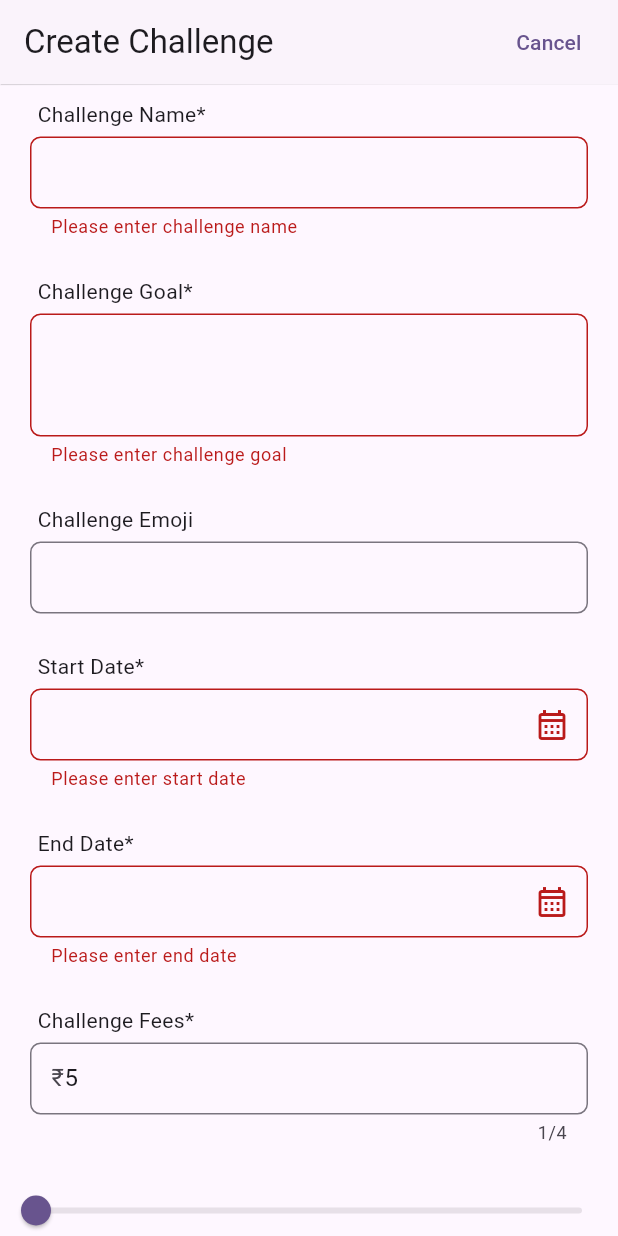
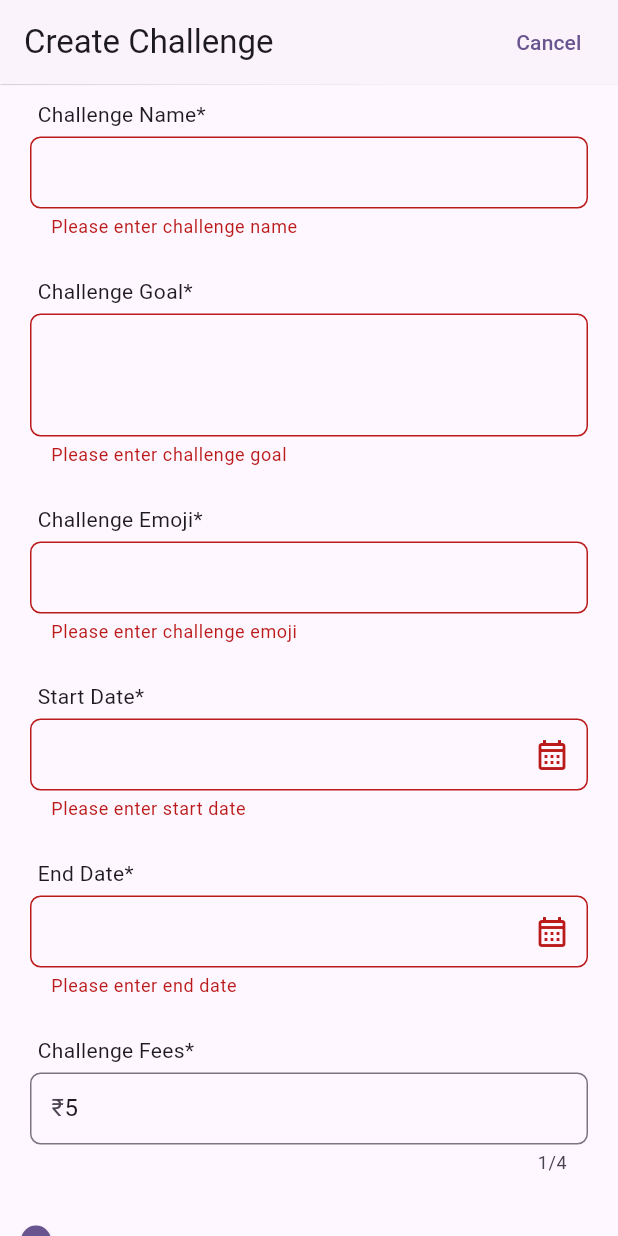
Before and after one commit to vanderduse/skillspe-Flutter-, a Flutter app: the CreateChallengeScreen screen opened directly, after a tap on "Create Challenge", on a phone screen of 412 x 824 dp. Run offline on Flutter 3.47's test engine with Material 2 defaults, Android fonts, the light colour scheme and no system bars; our stand-ins replace auto_size_text, bloc, country_code_picker, dio, dots_indicator, flutter_bloc and 2 more; statements that could not run were skipped.

Commit message:
feature: Done with create challenge api implementation

```diff
--- /dev/null
+++ b/lib/models/base_reponse_model.dart
@@ -0,0 +1,34 @@
+import 'package:json_annotation/json_annotation.dart';
+
+@JsonSerializable(explicitToJson: true, genericArgumentFactories: true)
+class BaseResponseModel<T> {
+  String message;
+  T? data;
+
+  BaseResponseModel({required this.message, this.data});
+
+  factory BaseResponseModel.fromJson(
+          Map<String, dynamic> json, T? Function(Object? json)? fromJsonT) =>
+      _$BaseResponseModelFromJson(json, fromJsonT);
+
+  Map<String, dynamic> toJson(Object Function(T value) toJsonT) =>
+      _$BaseResponseModelToJson(this, toJsonT);
+}
+
+BaseResponseModel<T> _$BaseResponseModelFromJson<T>(
+  Map<String, dynamic> json,
+  T? Function(Object? json)? fromJsonT,
+) =>
+    BaseResponseModel<T>(
+      message: json['message'] as String,
+      data: fromJsonT!(json['data']),
+    );
+
+Map<String, dynamic> _$BaseResponseModelToJson<T>(
+  BaseResponseModel<T> instance,
+  Object? Function(T value) toJsonT,
+) =>
+    <String, dynamic>{
+      'message': instance.message,
+      'data': toJsonT(instance.data as T),
+    };
--- a/lib/network/api_client.dart
+++ b/lib/network/api_client.dart
@@ -7,6 +7,10 @@ class ApiClient {
   static Dio createDio() {
     var dio = Dio(BaseOptions(
       baseUrl: BASE_URL,
+      headers: {
+        'Accept': 'application/json',
+        'Content-Type': 'application/json'
+      },
       receiveDataWhenStatusError: true,
       receiveTimeout: const Duration(seconds: 60 * 1000),
       connectTimeout: const Duration(seconds: 60 * 1000),
--- a/lib/screens/create_challenge/bloc/create_challenge_bloc.dart
+++ b/lib/screens/create_challenge/bloc/create_challenge_bloc.dart
@@ -3,18 +3,28 @@ import 'dart:async';
 import 'package:bloc/bloc.dart';
 import 'package:meta/meta.dart';
 import 'package:skills_pe/screens/create_challenge/models/create_challenge_request.dart';
+import 'package:skills_pe/screens/create_challenge/repository/create_challenge_repository.dart';
 part 'create_challenge_event.dart';
 part 'create_challenge_state.dart';
 
 class CreateChallengeBloc
     extends Bloc<CreateChallengeEvent, CreateChallengeState> {
-  CreateChallengeBloc() : super(CreateChallengeInitialState()) {
+  final CreateChallengeRepository _challengeRepository;
+  CreateChallengeBloc(this._challengeRepository)
+      : super(CreateChallengeInitialState()) {
     on<CreateChallengeButtonClickedEvent>(createChallengeButtonClickedEvent);
   }
 
   FutureOr<void> createChallengeButtonClickedEvent(
       CreateChallengeButtonClickedEvent event,
-      Emitter<CreateChallengeState> emit) {
+      Emitter<CreateChallengeState> emit) async {
     emit(CreateChallengeLoadingState());
+    var res = await _challengeRepository.createChallenge(
+        createChallengeRequest: event.createChallengeRequest);
+    if (res!.data == null) {
+      emit(CreateChallengeFailureState(errorMessage: res.message));
+    } else {
+      emit(CreateChallengeSuccessState(successMessage: res.message));
+    }
   }
 }
--- a/lib/screens/create_challenge/bloc/create_challenge_state.dart
+++ b/lib/screens/create_challenge/bloc/create_challenge_state.dart
@@ -7,6 +7,12 @@ class CreateChallengeInitialState extends CreateChallengeState {}
 
 class CreateChallengeLoadingState extends CreateChallengeState {}
 
-class CreateChallengeSuccessState extends CreateChallengeState {}
+class CreateChallengeSuccessState extends CreateChallengeState {
+  final String successMessage;
+  CreateChallengeSuccessState({required this.successMessage});
+}
 
-class CreateChallengeFailureState extends CreateChallengeState {}
+class CreateChallengeFailureState extends CreateChallengeState {
+  final String errorMessage;
+  CreateChallengeFailureState({required this.errorMessage});
+}
--- a/lib/screens/create_challenge/models/create_challenge_request.dart
+++ b/lib/screens/create_challenge/models/create_challenge_request.dart
@@ -1,16 +1,31 @@
+import 'package:json_annotation/json_annotation.dart';
+part 'create_challenge_request.g.dart';
+
+@JsonSerializable()
 class CreateChallengeRequest {
-  String challengeName = "";
-  String challengeGoal;
-  String challengeEmoji;
-  String startDate;
-  String endDate;
-  int challengeFees;
+  String? title = "";
+  String? description = "";
+  @JsonKey(name: "challenge_emoji")
+  String? challengeEmoji = "";
+  bool? public = true;
+  @JsonKey(name: "start_time")
+  String? startTime = "";
+  @JsonKey(name: "end_time")
+  String? endTime = "";
+  String category = "TOURNAMENT";
+  @JsonKey(name: "participation_fee")
+  int? participationFee = 5;
 
   CreateChallengeRequest(
-      {this.challengeName = "",
-      this.challengeGoal = "",
-      this.challengeEmoji = "",
-      this.startDate = "",
-      this.endDate = "",
-      this.challengeFees = 5});
+      {this.title,
+      this.description,
+      this.challengeEmoji,
+      this.public = true,
+      this.startTime,
+      this.endTime,
+      this.participationFee});
+
+  factory CreateChallengeRequest.fromJson(Map<String, dynamic> json) =>
+      _$CreateChallengeRequestFromJson(json);
+  Map<String, dynamic> toJson() => _$CreateChallengeRequestToJson(this);
 }
--- /dev/null
+++ b/lib/screens/create_challenge/models/create_challenge_response.dart
@@ -0,0 +1,80 @@
+class CreateChallengeResponse {
+  String? id;
+  String? createdBy;
+  String? updatedBy;
+  String? createdAt;
+  String? updatedAt;
+  String? title;
+  String? description;
+  String? challengeEmoji;
+  bool? public;
+  String? startTime;
+  String? endTime;
+  double? prizeAmount;
+  String? results;
+  String? category;
+  String? status;
+  String? challengeInfo;
+  double? participationFee;
+
+  CreateChallengeResponse(
+      {this.id,
+      this.createdBy,
+      this.updatedBy,
+      this.createdAt,
+      this.updatedAt,
+      this.title,
+      this.description,
+      this.challengeEmoji,
+      this.public,
+      this.startTime,
+      this.endTime,
+      this.prizeAmount,
+      this.results,
+      this.category,
+      this.status,
+      this.challengeInfo,
+      this.participationFee});
+
+  CreateChallengeResponse.fromJson(Map<String, dynamic> json) {
+    id = json['_id'];
+    createdBy = json['created_by'];
+    updatedBy = json['updated_by'];
+    createdAt = json['created_at'];
+    updatedAt = json['updated_at'];
+    title = json['title'];
+    description = json['description'];
+    challengeEmoji = json['challenge_emoji'];
+    public = json['public'];
+    startTime = json['start_time'];
+    endTime = json['end_time'];
+    prizeAmount = json['prize_amount'];
+    results = json['results'];
+    category = json['category'];
+    status = json['status'];
+    challengeInfo = json['challenge_info'];
+    participationFee = json['participation_fee'];
+  }
+
+  Map<String, dynamic> toJson() {
+    final Map<String, dynamic> data = <String, dynamic>{};
+    data['_id'] = id;
+    data['created_by'] = createdBy;
+    data['updated_by'] = updatedBy;
+    data['created_at'] = createdAt;
+    data['updated_at'] = updatedAt;
+    data['title'] = title;
+    data['description'] = description;
+    data['challenge_emoji'] = challengeEmoji;
+    data['public'] = public;
+    data['start_time'] = startTime;
+    data['end_time'] = endTime;
+    data['prize_amount'] = prizeAmount;
+    data['results'] = results;
+    data['category'] = category;
+    data['status'] = status;
+    data['challenge_info'] = challengeInfo;
+    data['participation_fee'] = participationFee;
+    return data;
+  }
+}
--- a/lib/screens/create_challenge/ui/create_challenge_screen.dart
+++ b/lib/screens/create_challenge/ui/create_challenge_screen.dart
@@ -1,13 +1,12 @@
-import 'dart:ffi';
-
 import 'package:flutter/material.dart';
 import 'package:flutter_bloc/flutter_bloc.dart';
-import 'package:intl/intl.dart';
 import 'package:skills_pe/screens/create_challenge/bloc/create_challenge_bloc.dart';
 import 'package:skills_pe/screens/create_challenge/models/create_challenge_request.dart';
+import 'package:skills_pe/screens/create_challenge/repository/create_challenge_repository.dart';
 import 'package:skills_pe/sharedWidgets/app_bar_widget.dart';
 import 'package:skills_pe/utility/constants.dart';
 import 'package:skills_pe/screens/create_challenge/ui/text_form_field_widget.dart';
+import 'package:skills_pe/utility/date_utility.dart';
 import 'package:skills_pe/utility/utility.dart';
 
 class CreateChallengeScreen extends StatefulWidget {
@@ -24,18 +23,26 @@ class _CreateChallengeState extends State<CreateChallengeScreen> {
   @override
   Widget build(BuildContext context) {
     return Scaffold(
-        appBar: const AppBarWidget(title: createChallenge),
+        appBar: const AppBarWidget(title: CREATECHALLENGE),
         body: challengeForm());
   }
 
   Widget challengeForm() {
-    final CreateChallengeBloc createChallengeBloc = CreateChallengeBloc();
+    String selectedEndDate = "";
+    final CreateChallengeBloc createChallengeBloc =
+        CreateChallengeBloc(CreateChallengeRepository());
     CreateChallengeRequest createChallengeRequest = CreateChallengeRequest();
     return BlocConsumer(
       bloc: createChallengeBloc,
       listener: (BuildContext context, Object? state) {
         if (state is CreateChallengeLoadingState) {
           buildShowDialog(context);
+        } else if (state is CreateChallengeFailureState) {
+          Navigator.of(context).pop();
+          showSnackBar(context, (state).errorMessage);
+        } else if (state is CreateChallengeSuccessState) {
+          Navigator.of(context).pop();
+          showSnackBar(context, (state).successMessage);
         }
       },
       builder: (context, state) {
@@ -49,74 +56,85 @@ class _CreateChallengeState extends State<CreateChallengeScreen> {
                 child: Column(
                   children: [
                     TextFormFieldWidget(
-                      formLabel: challengeName,
+                      formLabel: CHALLENGENAME,
                       isRequiredField: true,
-                      onChange: (value) {
-                        createChallengeRequest.challengeName = value;
-                      },
                       validator: (value) {
                         if (value!.isEmpty) {
-                          return "Please enter challenge name";
+                          return ENTER_CHALLENGE_NAME;
+                        } else {
+                          createChallengeRequest.title = value;
                         }
                         return null;
                       },
                     ),
                     TextFormFieldWidget(
-                      formLabel: challengeGoal,
+                      formLabel: CHALLENGEGOAL,
                       isRequiredField: true,
                       maxLines: 3,
-                      onChange: (value) {
-                        createChallengeRequest.challengeGoal = value;
-                      },
                       validator: (value) {
                         if (value!.isEmpty) {
-                          return "Please enter challenge goal";
+                          return ENTER_CHALLENGE_GOAL;
+                        } else {
+                          createChallengeRequest.description = value;
                         }
                         return null;
                       },
                     ),
                     TextFormFieldWidget(
-                      formLabel: challengeEmoji,
-                      isRequiredField: false,
-                      onChange: (value) {
-                        createChallengeRequest.challengeEmoji = value;
-                      },
-                    ),
-                    TextFormFieldWidget(
-                      formLabel: startDate,
+                      formLabel: CHALLENGEEMOJI,
                       isRequiredField: true,
-                      isDateField: true,
                       validator: (value) {
                         if (value!.isEmpty) {
-                          return "Please enter start date";
-                        } else if (value.isNotEmpty &&
-                            createChallengeRequest.endDate.isNotEmpty) {
-                          DateTime startDate =
-                              DateFormat('dd/MM/yyyy').parse(value);
-                          DateTime endDate = DateFormat('dd/MM/yyyy')
-                              .parse(createChallengeRequest.endDate);
-                          if (startDate.isAfter(endDate)) {
-                            return "Start date cannot be greater than end date";
-                          }
+                          return ENTER_CHALLENGE_EMOJI;
+                        } else {
+                          createChallengeRequest.challengeEmoji = value;
                         }
                         return null;
                       },
                     ),
                     TextFormFieldWidget(
-                      formLabel: endDate,
+                      formLabel: STARTDATE,
                       isRequiredField: true,
                       isDateField: true,
                       validator: (value) {
                         if (value!.isEmpty) {
-                          return "Please enter end date";
+                          return ENTER_START_DATE;
+                        } else if (value.isNotEmpty &&
+                            selectedEndDate.isNotEmpty == true) {
+                          if (dateComparision(
+                              date1: value, date2: selectedEndDate)) {
+                            return START_DATE_END_DATE_VALIDATION;
+                          }
                         } else {
-                          createChallengeRequest.endDate = value;
+                          createChallengeRequest.startTime =
+                              convertStringDateFormat(
+                                  inputFormat: DDMMYYYY_SLASH_FORMAT,
+                                  outputFormat: YYYYMMDD_DASH_FORMAT,
+                                  dateToBeFormatted: value);
                         }
                         return null;
                       },
                     ),
                     TextFormFieldWidget(
-                      formLabel: challengeFees,
+                      formLabel: ENDDATE,
+                      isRequiredField: true,
+                      isDateField: true,
+                      validator: (value) {
+                        if (value!.isEmpty) {
+                          return ENTER_END_DATE;
+                        } else {
+                          selectedEndDate = value;
+                          createChallengeRequest.endTime =
+                              convertStringDateFormat(
+                                  inputFormat: DDMMYYYY_SLASH_FORMAT,
+                                  outputFormat: YYYYMMDD_DASH_FORMAT,
+                                  dateToBeFormatted: value);
+                        }
+                        return null;
+                      },
+                    ),
+                    TextFormFieldWidget(
+                      formLabel: CHALLENGEFEES,
                       isRequiredField: true,
                       isAmountTypeField: true,
                       challengeFees: _challengeFees,
@@ -127,14 +145,14 @@ class _CreateChallengeState extends State<CreateChallengeScreen> {
                       },
                       validator: (value) {
                         if (value!.isEmpty) {
-                          return "Please enter challenge fees";
+                          return ENTER_CHALLENGE_FEES;
                         } else if (value.isNotEmpty &&
                             int.parse(value) > 1000) {
-                          return "Challenge fees cannot be greater than 1000";
+                          return CHALLENGE_FEES_MAX_VALIDATION;
                         } else if (value.isNotEmpty && int.parse(value) < 5) {
-                          return "Challenge fees cannot be less than 5";
+                          return CHALLENGE_FEES_MIN_VALIDATION;
                         } else {
-                          createChallengeRequest.challengeFees =
+                          createChallengeRequest.participationFee =
                               int.parse(value);
                         }
                         return null;
@@ -166,13 +184,13 @@ class _CreateChallengeState extends State<CreateChallengeScreen> {
                     mainAxisAlignment: MainAxisAlignment.spaceBetween,
                     children: [
                       Text(
-                        fiveRupeesMin,
+                        FIVRUPEEMIN,
                         style: TextStyle(
                             fontSize: 11,
                             color: Color.fromARGB(253, 131, 125, 125)),
                       ),
                       Text(
-                        thousandRupeesMin,
+                        THOUSANDRUPEEMAX,
                         style: TextStyle(
                             fontSize: 11,
                             color: Color.fromARGB(253, 131, 125, 125)),
@@ -202,7 +220,7 @@ class _CreateChallengeState extends State<CreateChallengeScreen> {
                 ),
                 child: const Center(
                   child: Text(
-                    createChallenge,
+                    CREATECHALLENGE,
                     style: TextStyle(
                         color: Colors.white,
                         fontWeight: FontWeight.bold,
--- a/lib/screens/create_challenge/ui/text_form_field_widget.dart
+++ b/lib/screens/create_challenge/ui/text_form_field_widget.dart
@@ -1,6 +1,7 @@
 import 'package:intl/intl.dart';
 import 'package:flutter/material.dart';
 import 'package:skills_pe/utility/constants.dart';
+import 'package:skills_pe/utility/date_utility.dart';
 
 class TextFormFieldWidget extends StatefulWidget {
   final String formLabel;
@@ -12,7 +13,7 @@ class TextFormFieldWidget extends StatefulWidget {
   final String? Function(String?)? validator;
   final Function(String)? onChange;
 
-  TextFormFieldWidget({
+  const TextFormFieldWidget({
     super.key,
     required this.formLabel,
     required this.isRequiredField,
@@ -56,7 +57,7 @@ class _TextFormFieldWidgetState extends State<TextFormFieldWidget> {
               widget.isRequiredField
                   ? const Align(
                       alignment: Alignment.topLeft,
-                      child: Text(star),
+                      child: Text(STAR),
                     )
                   : const SizedBox.shrink(),
             ],
@@ -95,7 +96,8 @@ class _TextFormFieldWidgetState extends State<TextFormFieldWidget> {
                         if (pickedDate != null) {
                           //pickedDate output format => 2021-03-10 00:00:00.000
                           String formattedDate =
-                              DateFormat('dd/MM/yyyy').format(pickedDate);
+                              DateFormat(DDMMYYYY_SLASH_FORMAT)
+                                  .format(pickedDate);
                           setState(() {
                             _textEditingController.text =
                                 formattedDate; //set output date to TextField value.
@@ -104,7 +106,7 @@ class _TextFormFieldWidgetState extends State<TextFormFieldWidget> {
                       },
                       icon: const Icon(Icons.calendar_month_outlined))
                   : null,
-              prefix: widget.isAmountTypeField ? const Text(rupee) : null,
+              prefix: widget.isAmountTypeField ? const Text(RUPEE) : null,
               border: const OutlineInputBorder(
                   borderRadius: BorderRadius.all(Radius.circular(7))),
             ))
--- a/lib/utility/constants.dart
+++ b/lib/utility/constants.dart
@@ -1,14 +1,27 @@
+// ignore_for_file: constant_identifier_names
+
+const BASE_URL = "https://aristoteles-stg.skillspe.com";
+
 // Create Challenge Screen
-const createChallenge = "Create Challenge";
-const challengeName = "Challenge Name";
-const challengeGoal = "Challenge Goal";
-const challengeEmoji = "Challenge Emoji";
-const startDate = "Start Date";
-const endDate = "End Date";
-const challengeFees = "Challenge Fees";
-const star = "*";
-const rupee = "₹";
-const fiveRupeesMin = "₹5(Min)";
-const thousandRupeesMin = "₹1000(Max)";
-
-const BASE_URL = "https://jsonplaceholder.typicode.com";
+const CREATECHALLENGE = "Create Challenge";
+const CHALLENGENAME = "Challenge Name";
+const CHALLENGEGOAL = "Challenge Goal";
+const CHALLENGEEMOJI = "Challenge Emoji";
+const STARTDATE = "Start Date";
+const ENDDATE = "End Date";
+const CHALLENGEFEES = "Challenge Fees";
+const STAR = "*";
+const RUPEE = "₹";
+const FIVRUPEEMIN = "₹5(Min)";
+const THOUSANDRUPEEMAX = "₹1000(Max)";
+const ENTER_CHALLENGE_NAME = "Please enter challenge name";
+const ENTER_CHALLENGE_GOAL = "Please enter challenge goal";
+const ENTER_CHALLENGE_EMOJI = "Please enter challenge emoji";
+const ENTER_START_DATE = "Please enter start date";
+const ENTER_END_DATE = "Please enter end date";
+const ENTER_CHALLENGE_FEES = "Please enter challenge fees";
+const CHALLENGE_FEES_MAX_VALIDATION =
+    "Challenge fees cannot be greater than 1000";
+const CHALLENGE_FEES_MIN_VALIDATION = "Challenge fees cannot be less than 5";
+const START_DATE_END_DATE_VALIDATION =
+    "Start date cannot be greater than end date";
--- /dev/null
+++ b/lib/utility/date_utility.dart
@@ -0,0 +1,19 @@
+// ignore_for_file: constant_identifier_names
+
+import 'package:intl/intl.dart';
+
+const DDMMYYYY_SLASH_FORMAT = "dd/MM/yyyy";
+const YYYYMMDD_DASH_FORMAT = "yyyy-MM-dd";
+
+bool dateComparision({required date1, required date2}) {
+  DateTime startDate = DateFormat(DDMMYYYY_SLASH_FORMAT).parse(date1);
+  DateTime endDate = DateFormat(DDMMYYYY_SLASH_FORMAT).parse(date2);
+  return startDate.isAfter(endDate);
+}
+
+String convertStringDateFormat(
+    {required inputFormat, required outputFormat, required dateToBeFormatted}) {
+  DateTime inputDate = DateFormat("dd/MM/yyyy").parse(dateToBeFormatted);
+  String formattedDate = DateFormat("yyyy-MM-dd").format(inputDate);
+  return formattedDate;
+}
--- a/pubspec.yaml
+++ b/pubspec.yaml
@@ -39,14 +39,17 @@ dependencies:
     sdk: flutter
   flutter_bloc: ^8.1.3
   intl: ^0.17.0
+  json_annotation: ^4.8.1
   meta: ^1.9.1
   pin_code_fields: ^8.0.1
   simple_gradient_text: ^1.3.0
 
 dev_dependencies:
+  build_runner: ^2.4.7
   flutter_lints: ^2.0.0
   flutter_test:
     sdk: flutter
+  json_serializable: ^6.7.1
 
 # For information on the generic Dart part of this file, see the
 # following page: https://dart.dev/tools/pub/pubspec
```
Also changed, not shown: build.yaml (added, +18 -0 lines), lib/screens/create_challenge/network/create_challenge_provider.dart (deleted, +0 -7 lines), lib/screens/create_challenge/repository/create_challenge_repository.dart (+23 -2 lines), lib/utility/utility.dart (+8 -0 lines), lib/screens/create_challenge/models/create_challenge_request.g.dart (added).
